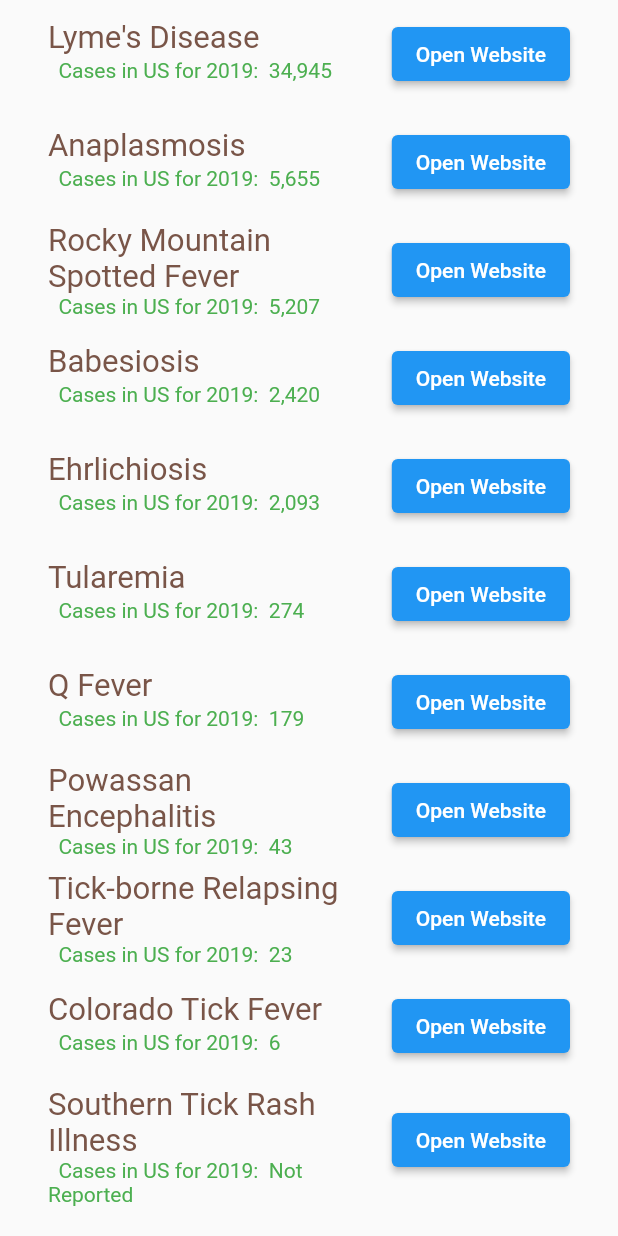
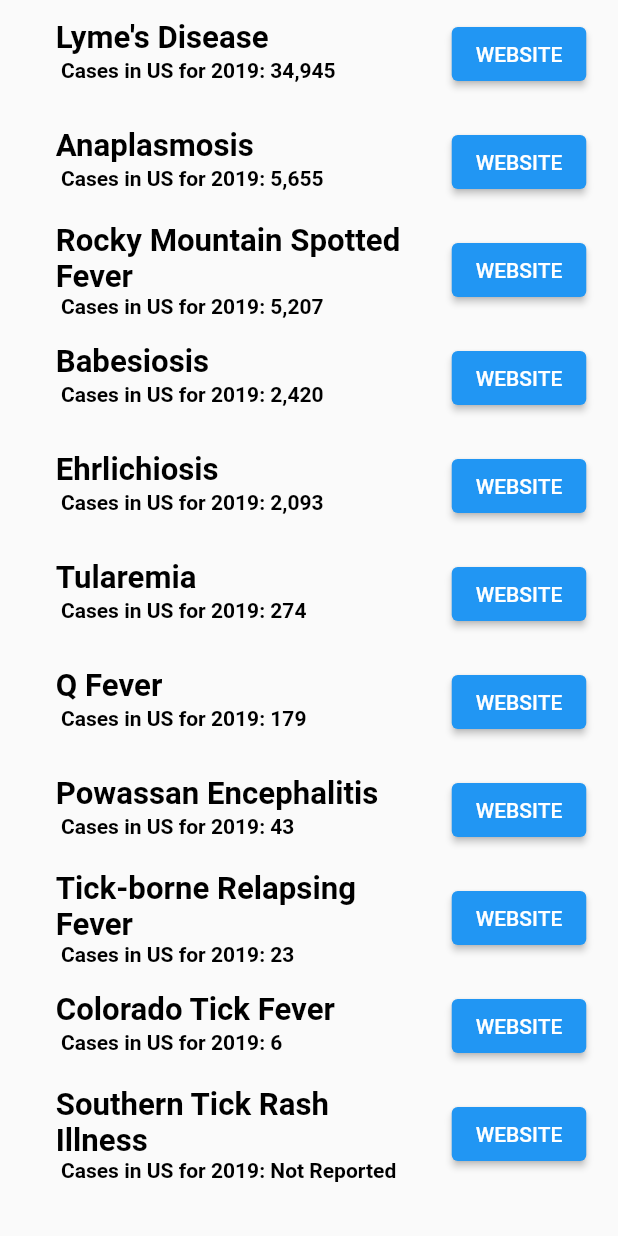
Before and after one commit to rodneyphan/tick_dex, a Flutter app: the DisplayDiseaseList widget shown alone on an empty page, opened directly, on a phone screen of 412 x 824 dp. Run offline on Flutter 3.47's test engine with Material 2 defaults, Android fonts, the phone set to English and light mode, and no system bars; our stand-ins replace cloud_firestore, firebase_core, geolocator, shared_preferences; missing offline and left inert: baseflow_plugin_template; accounts and stored records are empty.

Commit message:
Update p4_disease_list.dart

```diff
--- a/lib/p4_disease_list.dart
+++ b/lib/p4_disease_list.dart
@@ -4,7 +4,7 @@ import 'data_file.dart';
 
 class DiseaseListDisplay extends StatefulWidget {
 
-  const DiseaseListDisplay({Key? key}) : super(key: key);
+  const DiseaseListDisplay ({Key? key}) : super(key: key);
 
   @override
   DiseaseListState createState() => DiseaseListState();
@@ -13,20 +13,26 @@ class DiseaseListDisplay extends StatefulWidget {
 class DiseaseListState extends State<DiseaseListDisplay> {
 
   @override
-  void initState() {
-    super.initState();
-  }
+  void initState() { super.initState(); }
 
   @override
-  Widget build(BuildContext context) {
+  Widget build (BuildContext context) {
     return Scaffold(
-        appBar: AppBar(backgroundColor: Colors.yellowAccent,
-          title: const Text("Tick-Borne Illnesses in the US",
-              style: TextStyle(color: Colors.brown)),
-        ),
-        body: Padding(
+        appBar: AppBar( backgroundColor: Colors.amber,
+          title: const Text("Tick-Borne Illnesses in the US", style: TextStyle( fontWeight: FontWeight.bold, color: Colors.black,  ) ),
+          ),
+        body: Container(
+          decoration: const BoxDecoration(
+            image: DecorationImage(
+              image: AssetImage( "images/maps_of4diseases.png" ),
+              fit: BoxFit.cover,
+
+                ),
+            ),
+          child: Padding(
             padding: const EdgeInsets.all(8.0),
-            child: DisplayDiseaseList()
+            child: DisplayDiseaseList( )
+            ),
         )
     );
   }
@@ -35,7 +41,7 @@ class DiseaseListState extends State<DiseaseListDisplay> {
 
 class DisplayDiseaseList extends StatelessWidget {
 
-  DisplayDiseaseList({Key? key}) : super(key: key);
+  DisplayDiseaseList ({Key? key}) : super(key: key);
 
   final List<Disease> listOfDiseases = diseaseList;
 
@@ -50,32 +56,26 @@ class DisplayDiseaseList extends StatelessWidget {
   Widget buildListBody(BuildContext context, int index) {
     return Row(
       mainAxisAlignment: MainAxisAlignment.center,
-      children: <Widget>[
-        SizedBox(width: 380,
+      children: <Widget> [
+        SizedBox( width: 280,
           child: ListTile(
-              title: Text(listOfDiseases[ index ].disName, textScaleFactor: 1.3,
-                  style: const TextStyle(color: Colors.brown)),
-              subtitle: Text("  Cases in US for 2019:  " +
-                  listOfDiseases[index].disCasesPerYear,
-                  style: const TextStyle(color: Colors.green)),
-              trailing: ElevatedButton(
-                child: const Text("Open Website"),
-                onPressed: () => onBtnClicked(listOfDiseases[index].disURL),
-              ),
-          ),
+              title: Text(listOfDiseases[ index ].disName, textScaleFactor: 1.3, style: const TextStyle( fontWeight: FontWeight.bold, color: Colors.black) ),
+              subtitle: Text( " Cases in US for 2019: " + listOfDiseases[index].disCasesPerYear, style: const TextStyle( fontWeight: FontWeight.bold, color: Colors.black ) ),
+            ),
         ),
-
+        ElevatedButton(
+          child: const Text("WEBSITE"),
+          onPressed: () => onBtnClicked( listOfDiseases[index].disURL),
+        ),
       ],
     );
   }
 
-  onBtnClicked(String url) async {
-    if (await canLaunchUrlString(url)) {
-      await launchUrlString(url);
-    }
-    else {
-      throw 'Could not launch $url';
-    }
+  onBtnClicked (String url) async {
+
+    if ( await canLaunchUrlString(url) )
+    { await launchUrlString(url); }
+    else { throw 'Could not launch $url'; }
   }
 
 }
```
